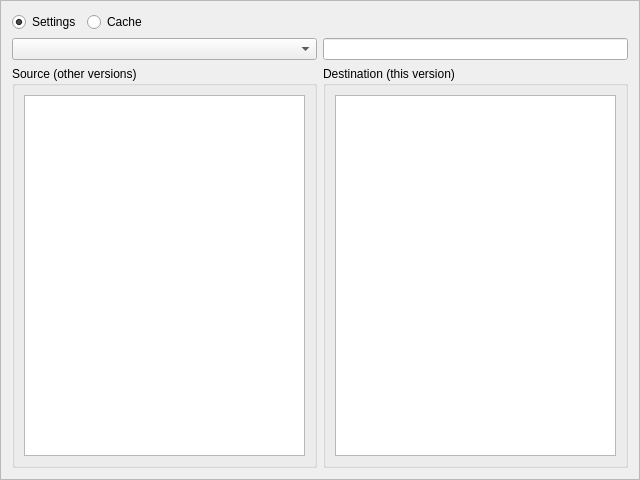
First picture: the form in src/blackgui/components/copyconfigurationcomponent.ui, repository swift-project/pilotclient, before the edit.
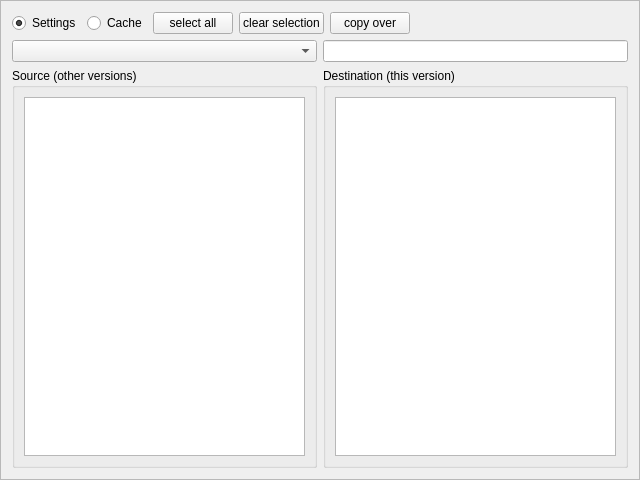
Second picture: the form after the edit.

Commit message: refs #887, skip copy steps if there is no other swift version to copy from * pages as enum * buttons to copy/select/deselect (when UI component is used detached from wizard) * avoid crash when there is no other swift version (->empty model)

```diff
--- a/src/blackgui/components/copyconfigurationcomponent.ui
+++ b/src/blackgui/components/copyconfigurationcomponent.ui
@@ -109,6 +109,27 @@
         </property>
        </widget>
       </item>
+      <item>
+       <widget class="QPushButton" name="pb_SelectAll">
+        <property name="text">
+         <string>select all</string>
+        </property>
+       </widget>
+      </item>
+      <item>
+       <widget class="QPushButton" name="pb_ClearSelection">
+        <property name="text">
+         <string>clear selection</string>
+        </property>
+       </widget>
+      </item>
+      <item>
+       <widget class="QPushButton" name="pb_CopyOver">
+        <property name="text">
+         <string>copy over</string>
+        </property>
+       </widget>
+      </item>
       <item>
        <spacer name="hs_Mode">
         <property name="orientation">
```
The commit also changes 4 other files.
